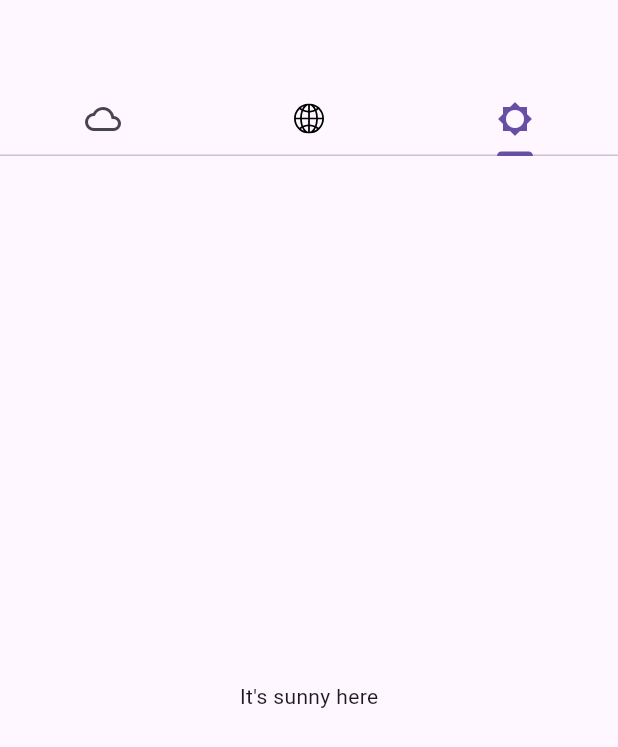
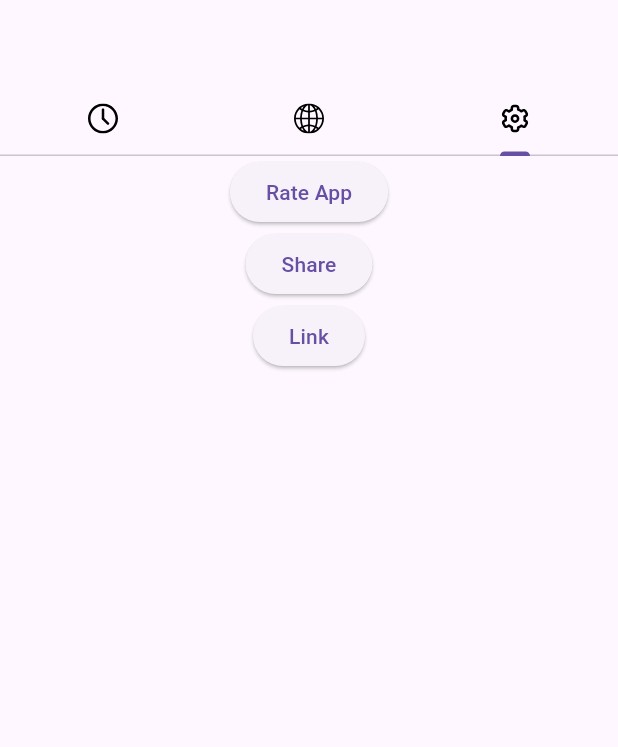
Before and after one commit to krupchynskyiai/energise_pro_testing, a Flutter app: the screen it shows after launch, tab 3 chosen, on a phone screen of 412 x 824 dp. Shown: the top 747 px of the screen. Run offline on Flutter 3.47's test engine with Material 3 defaults, Android fonts, the light colour scheme and no system bars; our stand-ins replace flutter_dotenv, flutter_map, flutter_svg, latlong2, share_plus, webview_flutter; missing offline and left inert: get_ip_address; network calls fail.

Commit message:
additional page

```diff
--- a/lib/main.dart
+++ b/lib/main.dart
@@ -1,3 +1,4 @@
+import 'package:energise_pro_testing/pages/additional_page/additional_page.dart';
 import 'package:energise_pro_testing/pages/ip_location_page/ip_location_page.dart';
 import 'package:energise_pro_testing/pages/timer_page/timer_page.dart';
 import 'package:flutter/material.dart';
@@ -13,7 +14,7 @@ class MainApp extends StatelessWidget {
 
   @override
   Widget build(BuildContext context) {
-    return MaterialApp(theme: ThemeData(), home: TabBarWidget());
+    return MaterialApp(theme: ThemeData(), home: const TabBarWidget());
   }
 }
 
@@ -30,7 +31,11 @@ class TabBarWidget extends StatelessWidget {
           bottom: TabBar(
             tabs: <Widget>[
               Tab(
-                icon: Icon(Icons.cloud_outlined),
+                icon: SvgPicture.asset(
+                  'assets/icons/clock.svg',
+                  width: 20,
+                  height: 20,
+                ),
               ),
               Tab(
                 icon: SvgPicture.asset(
@@ -40,20 +45,20 @@ class TabBarWidget extends StatelessWidget {
                 ),
               ),
               Tab(
-                icon: Icon(Icons.brightness_5_sharp),
+                icon: SvgPicture.asset(
+                  'assets/icons/gear.svg',
+                  height: 20,
+                  width: 20,
+                ),
               ),
             ],
           ),
         ),
         body: TabBarView(
           children: <Widget>[
-            Center(
-              child: Text("It's cloudy here"),
-            ),
+            TimerPage(),
             IPLocation(),
-            Center(
-              child: Text("It's sunny here"),
-            ),
+            AdditionalPage(),
           ],
         ),
       ),
--- /dev/null
+++ b/lib/pages/additional_page/additional_page.dart
@@ -0,0 +1,97 @@
+import 'dart:async';
+
+import 'package:flutter/material.dart';
+import 'package:share_plus/share_plus.dart';
+import 'package:webview_flutter/webview_flutter.dart';
+
+class AdditionalPage extends StatelessWidget {
+  AdditionalPage({super.key});
+
+  final controller = WebViewController()
+    ..setJavaScriptMode(JavaScriptMode.unrestricted)
+    ..setBackgroundColor(const Color(0x00000000))
+    ..setNavigationDelegate(
+      NavigationDelegate(
+        onProgress: (int progress) {
+          // Update loading bar.
+        },
+        onPageStarted: (String url) {},
+        onPageFinished: (String url) {},
+        onWebResourceError: (WebResourceError error) {},
+        onNavigationRequest: (NavigationRequest request) {
+          if (request.url.startsWith(
+              'https://energise.notion.site/Flutter-f86d340cadb34e9cb1ef092df4e566b7')) {
+            return NavigationDecision.prevent;
+          }
+          return NavigationDecision.navigate;
+        },
+      ),
+    )
+    ..loadRequest(Uri.parse(
+        'https://energise.notion.site/Flutter-f86d340cadb34e9cb1ef092df4e566b7'));
+
+  Widget build(BuildContext context) {
+    return Column(
+      children: [
+        ElevatedButton(onPressed: () {}, child: Text('Rate App')),
+        ElevatedButton(
+            onPressed: () {
+              Share.share(
+                'check out my testing application https://energise.notion.site/Flutter-f86d340cadb34e9cb1ef092df4e566b7',
+              );
+            },
+            child: Text('Share')),
+        ElevatedButton(
+            onPressed: () {
+              Navigator.push(
+                  context,
+                  MaterialPageRoute(
+                      builder: (context) => Scaffold(
+                            appBar: AppBar(title: const Text('Testing Task')),
+                            body: WebViewWidget(controller: controller),
+                          )));
+            },
+            child: Text('Link'))
+      ],
+    );
+  }
+}
+
+// class WebViewWidgetHere extends StatelessWidget {
+//   WebViewWidgetHere(this.url);
+//   String url;
+//   final controller = WebViewController()
+//     ..setJavaScriptMode(JavaScriptMode.unrestricted)
+//     ..setBackgroundColor(const Color(0x00000000))
+//     ..setNavigationDelegate(
+//       NavigationDelegate(
+//         onProgress: (int progress) {
+//           // Update loading bar.
+//         },
+//         onPageStarted: (String url) {},
+//         onPageFinished: (String url) {},
+//         onWebResourceError: (WebResourceError error) {},
+//         onNavigationRequest: (NavigationRequest request) {
+//           if (request.url.startsWith(url)) {
+//             return NavigationDecision.prevent;
+//           }
+//           return NavigationDecision.navigate;
+//         },
+//       ),
+//     )
+//     ..loadRequest(Uri.parse('$url'));
+
+//   @override
+//   Widget build(BuildContext context) {
+//     return Scaffold(
+//       appBar: AppBar(
+//         title: const Text('WebView example'),
+//       ),
+//       body: WebViewWidget(
+//         controller: controller,
+//         initialUrl: url,
+//         javascriptMode: JavascriptMode.unrestricted,
+//       ),
+//     );
+//   }
+// }
--- a/pubspec.yaml
+++ b/pubspec.yaml
@@ -15,6 +15,8 @@ dependencies:
   get_ip_address: ^0.0.6
   http: ^1.2.0
   latlong2: ^0.9.1
+  share_plus: ^5.0.0
+  webview_flutter: ^4.5.0
 
 dev_dependencies:
   flutter_test:
```
Also changed, not shown: lib/pages/timer_page/timer_page.dart (+25 -6 lines), assets/icons/clock.svg (added), assets/icons/gear.svg (added), assets/icons/timer.svg (added), lib/pages/additional_page.dart (deleted), pubspec.lock, 5 other files.
